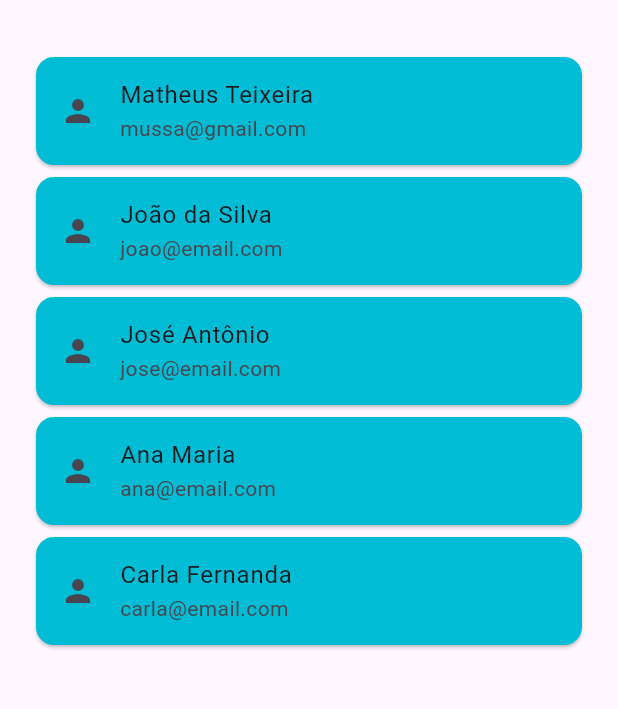
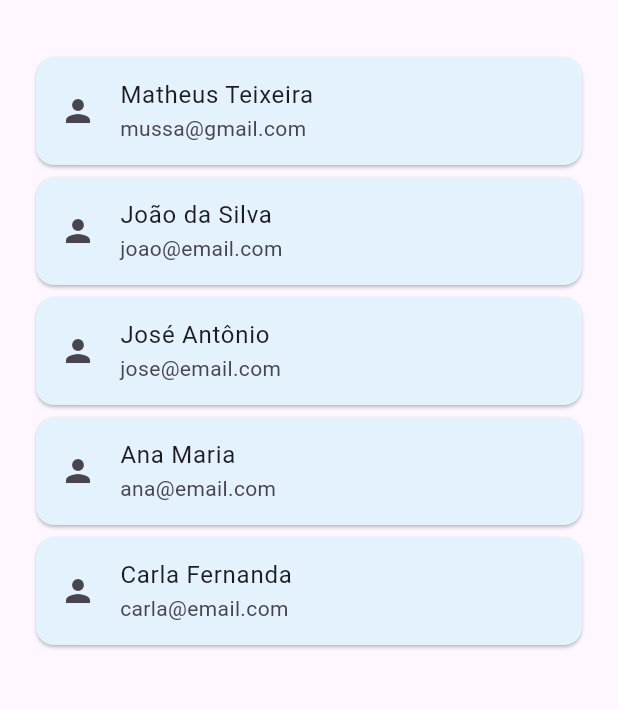
Before and after one commit to mussa010/ListView-flutter, a Flutter app: the screen it shows after launch, on a phone screen of 412 x 824 dp, the part 63-772 px from its top. Run offline on Flutter 3.47's test engine with Material 3 defaults, Android fonts, the phone set to English and light mode, and no system bars; our stand-ins replace device_preview.

Commit message:
ListView - flutter

```diff
--- a/lib/view/principal_view.dart
+++ b/lib/view/principal_view.dart
@@ -38,11 +38,19 @@ class _PrincipalViewState extends State<PrincipalView> {
           //Aparência de cada item
           itemBuilder: (context, index) {
             return Card(
-              color: Colors.cyan,
+              color: Colors.blue.shade50,
               child: ListTile(
                 leading: Icon(Icons.person),
                 title: Text(lista[index].nome),
                 subtitle: Text(lista[index].email),
+
+                hoverColor: Colors.red.shade50,
+                //pressionar um item da lista
+                onTap: () {
+                  ScaffoldMessenger.of(context).showSnackBar(
+                    SnackBar(content: Text(lista[index].nome)),
+                  );
+                },
               ),
             );
           },
```
